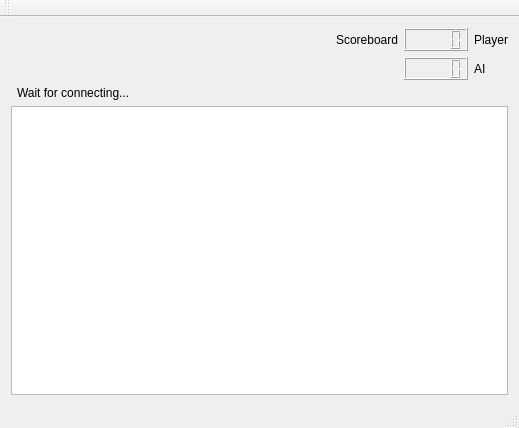
Above: Pong/mainwindow.ui from furkanyildiz/Data_Glass_Project_Bil396 before the change. Below: the same form after it.
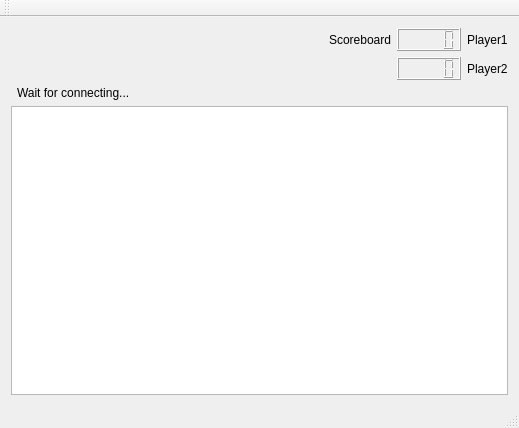
That is the form after the change.

What changed in the file:
```diff
--- a/Pong/mainwindow.ui
+++ b/Pong/mainwindow.ui
@@ -21,14 +21,14 @@
     <item row="3" column="4">
      <widget class="QLabel" name="ai">
       <property name="text">
-       <string>AI</string>
+       <string>Player2</string>
       </property>
      </widget>
     </item>
     <item row="2" column="4">
      <widget class="QLabel" name="player">
       <property name="text">
-       <string>Player</string>
+       <string>Player1</string>
       </property>
      </widget>
     </item>
```
Left out of the diff: 25 changed lines with no effect on the pictures.
